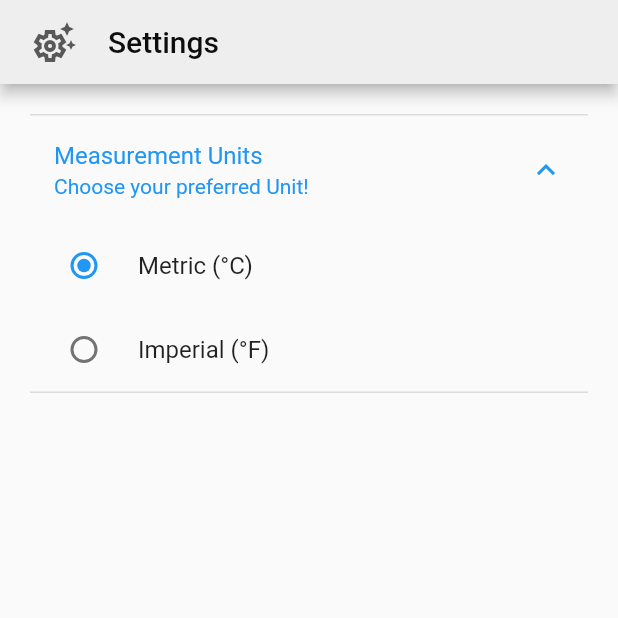
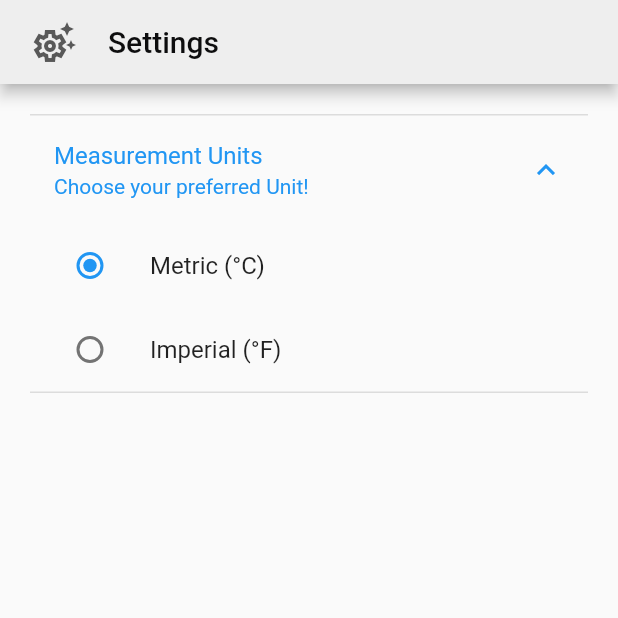
Before and after one commit to imravi76/Weather_flutter, a Flutter app: the SettingTab screen opened directly, after a tap on "Measurement Units", on a phone screen of 412 x 824 dp, the top half of it. Run offline on Flutter 3.47's test engine with Material 2 defaults, Android fonts, the phone set to English and light mode, and no system bars; our stand-ins replace connectivity_plus, geocoding, geolocator, get, liquid_pull_to_refresh, localstorage and 2 more; missing offline and left inert: open_settings; accounts and stored records are empty.

```diff
--- a/lib/screens/home_screen.dart
+++ b/lib/screens/home_screen.dart
@@ -1,7 +1,6 @@
 import 'package:flutter/material.dart';
 import 'package:get/get.dart';
 import 'package:liquid_pull_to_refresh/liquid_pull_to_refresh.dart';
-import 'package:shared_preferences/shared_preferences.dart';
 import 'package:weather/controller/global_controller.dart';
 import 'package:weather/custom_colors.dart';
 
@@ -19,6 +18,7 @@ class HomeScreen extends StatefulWidget {
 }
 
 class _HomeScreenState extends State<HomeScreen> {
+
   final GlobalController globalController =
       Get.put(GlobalController(), permanent: true);
 
--- a/lib/tabs/setting_tab.dart
+++ b/lib/tabs/setting_tab.dart
@@ -1,5 +1,6 @@
 import 'package:flutter/material.dart';
-import 'package:shared_preferences/shared_preferences.dart';
+
+enum Units {metric, imperial}
 
 class SettingTab extends StatefulWidget {
   const SettingTab({Key? key}) : super(key: key);
@@ -10,7 +11,7 @@ class SettingTab extends StatefulWidget {
 
 class _SettingTabState extends State<SettingTab> {
 
-  String? _value = "metric";
+  Units? _values = Units.metric;
 
   @override
   Widget build(BuildContext context) {
@@ -38,39 +39,35 @@ class _SettingTabState extends State<SettingTab> {
             padding: const EdgeInsets.all(20),
             child:
                 ExpansionTile(title: const Text("Measurement Units"), subtitle: const Text("Choose your preferred Unit!"), children: [
-                  RadioListTile(
+                  ListTile(
                       title: const Text("Metric (°C)"),
-                      value: "metric",
-                      groupValue: _value,
-                      onChanged: (value) {
-                        setState(() {
-                          _value = value.toString();
-
-                          setUnits(_value);
-                        });
-                      }),
-                  RadioListTile(
+                      leading: Radio<Units>(
+                  value: Units.metric,
+                        groupValue: _values,
+                        onChanged: (Units? value){
+                    setState(() {
+                      _values = value;
+                    });
+                        },
+                      )
+                      ),
+                  ListTile(
                     //toggleable: selected,
                       title: const Text("Imperial (°F)"),
-                      value: "imperial",
-                      groupValue: _value,
-                      onChanged: (value) {
-                        setState(() {
-                          _value = value.toString();
-
-                          setUnits(_value);
-                        });
-                      }),
+                  leading: Radio<Units>(
+                    value: Units.imperial,
+                    groupValue: _values,
+                    onChanged: (Units? value){
+                      setState(() {
+                        _values = value;
+                      });
+                    }
+                  ),
+                  ),
                 ],
                 ),
         ),
       ),
     );
   }
-
-  void setUnits(String? value) async{
-    final SharedPreferences prefs = await SharedPreferences.getInstance();
-
-    prefs.setString('units', _value!);
-  }
 }
--- a/pubspec.yaml
+++ b/pubspec.yaml
@@ -48,6 +48,7 @@ dependencies:
   localstorage: ^4.0.0+1
   connectivity_plus: ^3.0.2
   flutter_launcher_icons: ^0.11.0
+  open_settings: ^2.0.2
 
 dev_dependencies:
   flutter_test:
```
Also changed, not shown: lib/controller/global_controller.dart (+15 -21 lines), pubspec.lock.
